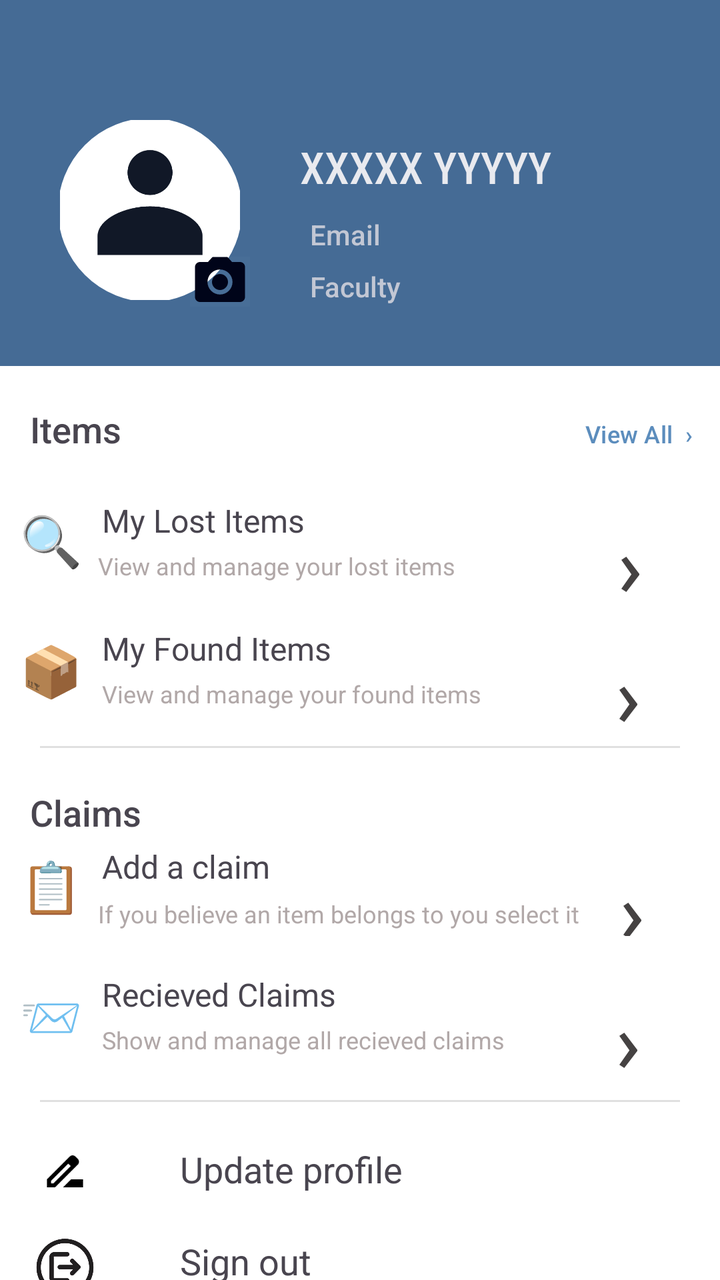
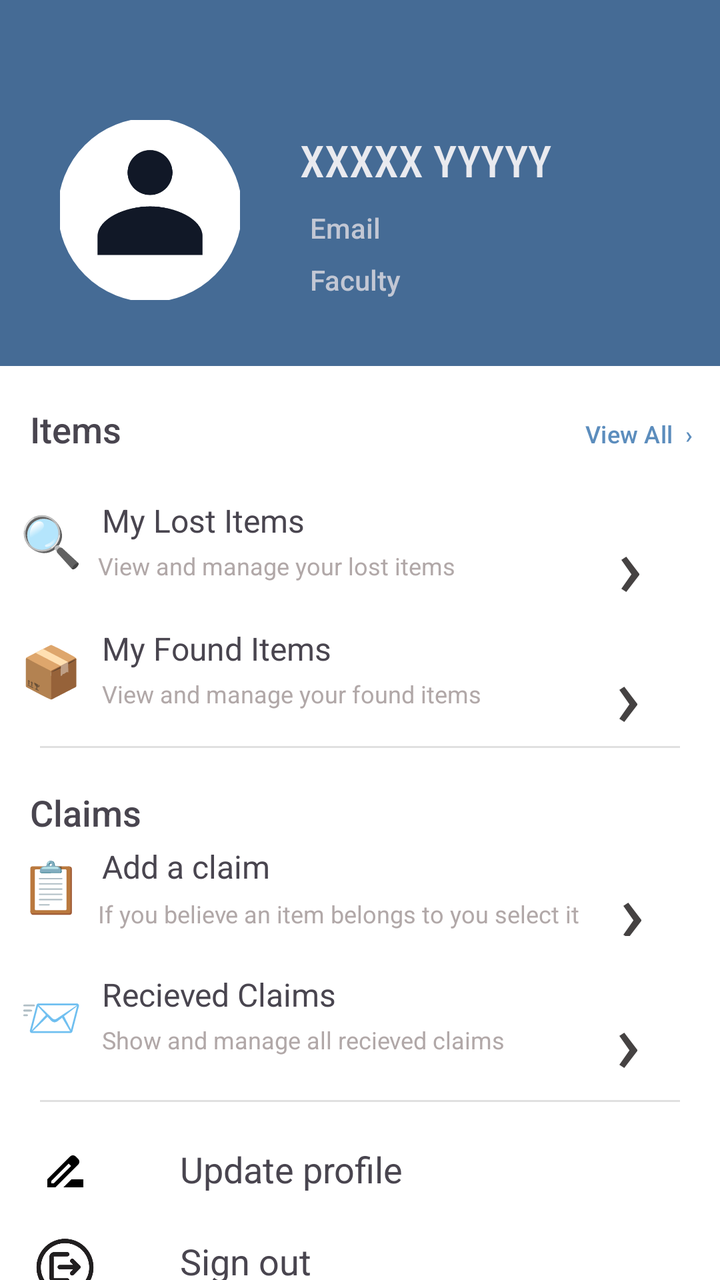

Before-and-after screenshots of an Android layout around one commit, followed by the original layout XML and the change that was made.
<!-- AndroidManifest.xml: application theme Theme.MyApplication -->
<!-- res/layout/activity_profile.xml -->
<?xml version="1.0" encoding="utf-8"?>
<LinearLayout xmlns:android="http://schemas.android.com/apk/res/android"
    xmlns:app="http://schemas.android.com/apk/res-auto"
    xmlns:tools="http://schemas.android.com/tools"
    android:id="@+id/main"
    android:layout_width="match_parent"
    android:layout_height="match_parent"
    android:background="@color/white"
    android:orientation="vertical"
    tools:context=".ProfileActivity">

    <LinearLayout
        android:layout_width="match_parent"
        android:layout_height="183dp"
        android:background="#E6315B8A"
        android:orientation="vertical"
        android:paddingTop="30dp"
        android:textAlignment="center">

        
        
        
        
        
        
        
        
        
        
        

        <com.google.android.material.imageview.ShapeableImageView
            android:id="@+id/profileImage"
            android:layout_width="90dp"
            android:layout_height="90dp"
            android:layout_marginLeft="30dp"
            android:layout_marginTop="30dp"
            android:scaleType="centerCrop"
            android:src="@drawable/profile"
            app:shapeAppearanceOverlay="@style/CircleImage"
            app:strokeColor="@color/white"
            app:strokeWidth="2dp" />

        <ImageButton
            android:id="@+id/btnProfileImg"
            android:layout_width="30dp"
            android:layout_height="25dp"
            android:layout_marginLeft="95dp"
            android:layout_marginTop="-22dp"
            android:background="#05C5E5EB"
            android:clickable="true"
            android:scaleType="centerCrop"
            app:shapeAppearanceOverlay="@style/CircleImage"
            app:srcCompat="@drawable/ic_camera_black"
            app:strokeWidth="2dp" />

        <LinearLayout
            android:layout_width="238dp"
            android:layout_height="128dp"
            android:layout_marginLeft="130dp"
            android:layout_marginTop="-100dp"
            android:orientation="vertical">


            <TextView
                android:id="@+id/tvProfName"
                android:layout_width="wrap_content"
                android:layout_height="34dp"
                android:layout_marginLeft="20dp"
                android:layout_marginTop="15dp"
                android:fontFamily="sans-serif-condensed-medium"
                android:text="XXXXX YYYYY"
                android:textColor="#E9EAEF"

                android:textSize="22dp" />

            <TextView
                android:id="@+id/tvProfEmail"
                android:layout_width="wrap_content"
                android:layout_height="wrap_content"
                android:layout_marginLeft="25dp"
                android:layout_marginTop="5dp"
                android:fontFamily="sans-serif-medium"
                android:text="Email"
                android:textColor="#FCC3C8D5"
                android:textSize="14dp" />

            <TextView
                android:id="@+id/tvProfFaculty"
                android:layout_width="wrap_content"
                android:layout_height="wrap_content"
                android:layout_marginLeft="25dp"
                android:layout_marginTop="7dp"
                android:fontFamily="sans-serif-medium"
                android:text="Faculty"
                android:textColor="#FCC3C8D5"
                android:textSize="14dp" />

        </LinearLayout>


    </LinearLayout>


    <LinearLayout
        android:layout_width="match_parent"
        android:layout_height="190dp"
        android:orientation="vertical"

        >

        <LinearLayout
            android:layout_width="match_parent"
            android:layout_height="50dp"
            android:layout_marginTop="10dp"
            android:orientation="horizontal"
            >

            <TextView
                android:id="@+id/textView5"
                android:layout_width="204dp"
                android:layout_height="35dp"
                android:layout_weight="3"
                android:fontFamily="sans-serif-medium"
                android:text="Items"
                android:paddingLeft="15dp"

                android:textSize="18dp" />

            <Button
                android:id="@+id/btn_view_all_items"
                android:layout_width="wrap_content"
                android:layout_height="wrap_content"
                android:layout_weight="1"
                android:backgroundTint="#03FFFFFF"
                android:fontFamily="sans-serif-medium"
                android:paddingRight="0dp"
                android:text="View All  ›"
                android:textColor="#5C8DBD"
                android:textSize="12dp" />


        </LinearLayout>

        <RelativeLayout
            android:layout_width="match_parent"
            android:layout_height="65dp">

            <TextView
                android:id="@+id/textView10"
                android:layout_width="wrap_content"
                android:layout_height="wrap_content"
                android:layout_marginTop="10dp"
                android:paddingLeft="10dp"
                android:text="🔍"
                android:textSize="25sp" />

            <TextView
                android:id="@+id/textView9"
                android:layout_width="wrap_content"
                android:layout_height="wrap_content"
                android:layout_alignParentBottom="true"
                android:layout_marginStart="10dp"
                android:layout_marginBottom="37dp"


                android:layout_toEndOf="@+id/textView10"
                android:text="My Lost Items"
                android:textSize="16dp" />

            <TextView
                android:id="@+id/textView11"
                android:layout_width="wrap_content"
                android:layout_height="wrap_content"
                android:layout_alignParentBottom="true"
                android:layout_marginStart="8dp"
                android:layout_marginBottom="17dp"
                android:layout_toEndOf="@+id/textView10"
                android:text="View and manage your lost items"
                android:textColor="#B1A8A8"
                android:textSize="12dp" />

            <Button
                android:id="@+id/btn_view_lost"
                android:layout_width="wrap_content"
                android:layout_height="wrap_content"

                android:layout_alignParentEnd="true"


                android:layout_alignParentBottom="true"
                android:layout_marginEnd="1dp"

                android:backgroundTint="#03FFFFFF"
                android:fontFamily="monospace"
                android:text="›"
                android:textColor="#454242"
                android:textSize="43dp" />


        </RelativeLayout>


        <RelativeLayout
            android:layout_width="match_parent"
            android:layout_height="65dp">

            <TextView
                android:id="@+id/textView12"
                android:layout_width="wrap_content"
                android:layout_height="wrap_content"
                android:layout_marginTop="10dp"
                android:paddingLeft="10dp"
                android:text="📦"
                android:textSize="25sp" />

            <TextView
                android:id="@+id/textView13"
                android:layout_width="wrap_content"
                android:layout_height="wrap_content"
                android:layout_alignParentBottom="true"
                android:layout_marginStart="10dp"
                android:layout_marginBottom="38dp"


                android:layout_toEndOf="@+id/textView12"
                android:text="My Found Items"
                android:textSize="16dp" />

            <TextView
                android:id="@+id/textView14"
                android:layout_width="wrap_content"
                android:layout_height="wrap_content"
                android:layout_alignParentBottom="true"
                android:layout_marginStart="10dp"
                android:layout_marginBottom="18dp"
                android:layout_toEndOf="@+id/textView12"
                android:text="View and manage your found items"
                android:textColor="#B1A8A8"
                android:textSize="12dp" />

            <Button
                android:id="@+id/btn_view_found"
                android:layout_width="wrap_content"
                android:layout_height="wrap_content"

                android:layout_alignParentEnd="true"
                android:layout_alignParentBottom="true"
                android:layout_marginLeft="300dp"

                android:layout_marginEnd="2dp"

                android:backgroundTint="#03FFFFFF"
                android:fontFamily="monospace"
                android:text="›"
                android:textColor="#454242"
                android:textSize="43dp" />


        </RelativeLayout>
    </LinearLayout>

    <View
        android:layout_width="match_parent"
        android:layout_height="1dp"
        android:layout_marginStart="20dp"
        android:layout_marginEnd="20dp"


        android:background="#E0E0E0" />


    <LinearLayout
        android:layout_width="match_parent"
        android:layout_height="171dp"
        android:layout_marginTop="5dp"
        android:orientation="vertical">

        <LinearLayout
            android:layout_width="match_parent"
            android:layout_height="37dp"

            android:orientation="horizontal">

            <TextView
                android:id="@+id/textView15"
                android:layout_width="204dp"
                android:layout_height="match_parent"
                android:layout_weight="3"
                android:fontFamily="sans-serif-medium"
                android:paddingLeft="15dp"
                android:paddingTop="15dp"
                android:text="Claims"
                android:textSize="18dp" />


        </LinearLayout>

        <RelativeLayout
            android:layout_width="match_parent"
            android:layout_height="65dp">

            <TextView
                android:id="@+id/textView16"
                android:layout_width="wrap_content"
                android:layout_height="wrap_content"
                android:layout_marginTop="10dp"
                android:paddingLeft="10dp"
                android:text="📋"

                android:textSize="25sp" />

            <TextView
                android:id="@+id/textView17"
                android:layout_width="wrap_content"
                android:layout_height="wrap_content"
                android:layout_alignParentBottom="true"
                android:layout_marginStart="10dp"
                android:layout_marginBottom="37dp"


                android:layout_toEndOf="@+id/textView16"
                android:text="Add a claim"
                android:textSize="16dp" />

            <TextView
                android:id="@+id/textView18"
                android:layout_width="wrap_content"
                android:layout_height="wrap_content"
                android:layout_alignParentBottom="true"
                android:layout_marginStart="8dp"
                android:layout_marginBottom="16dp"
                android:layout_toEndOf="@+id/textView16"
                android:text="If you believe an item belongs to you select it"
                android:textColor="#B1A8A8"
                android:textSize="12dp" />

            <Button
                android:id="@+id/btnAddClaim"
                android:layout_width="wrap_content"
                android:layout_height="wrap_content"

                android:layout_alignParentEnd="true"


                android:layout_alignParentBottom="true"
                android:layout_marginEnd="0dp"

                android:layout_marginBottom="3dp"
                android:backgroundTint="#03FFFFFF"
                android:fontFamily="monospace"
                android:text="›"
                android:textColor="#454242"
                android:textSize="43dp" />


        </RelativeLayout>


        <RelativeLayout
            android:layout_width="match_parent"
            android:layout_height="65dp">

            <TextView
                android:id="@+id/textView19"
                android:layout_width="wrap_content"
                android:layout_height="wrap_content"
                android:layout_marginTop="10dp"
                android:paddingLeft="10dp"
                android:text="📨"
                android:textSize="25sp" />

            <TextView
                android:id="@+id/textView20"
                android:layout_width="wrap_content"
                android:layout_height="wrap_content"
                android:layout_alignParentBottom="true"
                android:layout_marginStart="10dp"
                android:layout_marginBottom="38dp"


                android:layout_toEndOf="@+id/textView19"
                android:text="Recieved Claims"
                android:textSize="16dp" />

            <TextView
                android:id="@+id/textView21"
                android:layout_width="wrap_content"
                android:layout_height="wrap_content"
                android:layout_alignParentBottom="true"
                android:layout_marginStart="10dp"
                android:layout_marginBottom="18dp"
                android:layout_toEndOf="@+id/textView19"
                android:text="Show and manage all recieved claims"
                android:textColor="#B1A8A8"
                android:textSize="12dp" />

            <Button
                android:id="@+id/btnRecievedClaims"
                android:layout_width="wrap_content"
                android:layout_height="wrap_content"

                android:layout_alignParentEnd="true"
                android:layout_alignParentBottom="true"
                android:layout_marginLeft="300dp"

                android:layout_marginEnd="2dp"

                android:backgroundTint="#03FFFFFF"
                android:fontFamily="monospace"
                android:text="›"
                android:textColor="#454242"
                android:textSize="43dp" />


        </RelativeLayout>
    </LinearLayout>

    <View
        android:layout_width="match_parent"
        android:layout_height="1dp"
        android:layout_marginStart="20dp"
        android:layout_marginEnd="20dp"


        android:background="#E0E0E0" />

    <LinearLayout
        android:layout_width="match_parent"
        android:layout_height="match_parent"
        android:orientation="vertical"
        android:paddingTop="-20dp"
        android:gravity="center"


        >

        <RelativeLayout
            android:id="@+id/notificationsProfile"
            android:layout_width="match_parent"
            android:layout_height="50dp"
            android:layout_marginTop="-20dp"
            >

            <ImageView
                android:id="@+id/imageView2"
                android:layout_width="45dp"
                android:layout_height="wrap_content"
                android:layout_alignParentLeft="true"
                android:layout_alignParentBottom="true"
                android:layout_marginLeft="10dp"
                android:layout_marginBottom="13dp"
                app:srcCompat="@drawable/ic_notification" />

            <TextView
                android:id="@+id/textView4"
                android:layout_width="wrap_content"
                android:layout_height="wrap_content"

                android:layout_alignParentBottom="true"
                android:layout_marginStart="35dp"
                android:layout_marginRight="-4dp"
                android:layout_marginBottom="13dp"
                android:layout_toEndOf="@+id/imageView2"
                android:text="Notifications"
                android:textSize="18dp" />
            />


        </RelativeLayout>

        <RelativeLayout
            android:id="@+id/updateProfile"
            android:layout_width="match_parent"
            android:layout_height="50dp">

            <ImageView
                android:id="@+id/imageView3"
                android:layout_width="45dp"
                android:layout_height="wrap_content"
                android:layout_alignParentLeft="true"
                android:layout_alignParentBottom="true"
                android:layout_marginLeft="10dp"
                android:layout_marginBottom="13dp"
                app:srcCompat="@drawable/baseline_drive_file_rename_outline_24" />

            <TextView
                android:id="@+id/textView22"
                android:layout_width="wrap_content"
                android:layout_height="wrap_content"

                android:layout_alignParentBottom="true"
                android:layout_marginStart="35dp"
                android:layout_marginRight="-4dp"
                android:layout_marginBottom="14dp"
                android:layout_toEndOf="@+id/imageView3"
                android:text="Update profile"
                android:textSize="18dp" />
            />
        </RelativeLayout>

        <RelativeLayout
            android:id="@+id/signOutProfile"
            android:layout_width="match_parent"
            android:layout_height="50dp">

            <ImageView
                android:id="@+id/imageView4"
                android:layout_width="45dp"
                android:layout_height="wrap_content"
                android:layout_alignParentLeft="true"
                android:layout_alignParentBottom="true"
                android:layout_marginLeft="10dp"
                android:layout_marginBottom="4dp"
                app:srcCompat="@drawable/images__3__removebg_preview" />

            <TextView
                android:id="@+id/textView23"
                android:layout_width="wrap_content"
                android:layout_height="wrap_content"

                android:layout_alignParentBottom="true"
                android:layout_marginStart="35dp"
                android:layout_marginRight="-4dp"
                android:layout_marginBottom="18dp"
                android:layout_toEndOf="@+id/imageView4"
                android:text="Sign out"
                android:textSize="18dp" />
            />
        </RelativeLayout>

    </LinearLayout>


</LinearLayout>
<!-- resources referenced by this layout -->
<resources>
  <color name="white">#FFFFFFFF</color>
  <!-- drawable baseline_drive_file_rename_outline_24 (drawable) -->
  <vector xmlns:android="http://schemas.android.com/apk/res/android" android:height="24dp" android:tint="#000000" android:viewportHeight="24" android:viewportWidth="24" android:width="24dp">
        
      <path android:fillColor="@android:color/white" android:pathData="M18.41,5.8L17.2,4.59c-0.78,-0.78 -2.05,-0.78 -2.83,0l-2.68,2.68L3,15.96V20h4.04l8.74,-8.74 2.63,-2.63c0.79,-0.78 0.79,-2.05 0,-2.83zM6.21,18H5v-1.21l8.66,-8.66 1.21,1.21L6.21,18zM11,20l4,-4h6v4H11z"/>
      
  </vector>
  <!-- drawable ic_camera_black (drawable) -->
  <vector xmlns:android="http://schemas.android.com/apk/res/android" android:height="24dp" android:tint="#000419" android:viewportHeight="24" android:viewportWidth="24" android:width="24dp">
        
      <path android:fillColor="@android:color/white" android:pathData="M12,12m-3.2,0a3.2,3.2 0,1 1,6.4 0a3.2,3.2 0,1 1,-6.4 0"/>
        
      <path android:fillColor="@android:color/white" android:pathData="M9,2L7.17,4L4,4c-1.1,0 -2,0.9 -2,2v12c0,1.1 0.9,2 2,2h16c1.1,0 2,-0.9 2,-2L22,6c0,-1.1 -0.9,-2 -2,-2h-3.17L15,2L9,2zM12,17c-2.76,0 -5,-2.24 -5,-5s2.24,-5 5,-5 5,2.24 5,5 -2.24,5 -5,5z"/>
      
  </vector>
  <!-- drawable ic_notification (drawable) -->
  <vector xmlns:android="http://schemas.android.com/apk/res/android" android:height="24dp" android:tint="#000000" android:viewportHeight="24" android:viewportWidth="24" android:width="24dp">
        
      <path android:fillColor="@android:color/white" android:pathData="M12,22c1.1,0 2,-0.9 2,-2h-4c0,1.1 0.9,2 2,2zM18,16v-5c0,-3.07 -1.63,-5.64 -4.5,-6.32L13.5,4c0,-0.83 -0.67,-1.5 -1.5,-1.5s-1.5,0.67 -1.5,1.5v0.68C7.64,5.36 6,7.92 6,11v5l-2,2v1h16v-1l-2,-2zM16,17L8,17v-6c0,-2.48 1.51,-4.5 4,-4.5s4,2.02 4,4.5v6z"/>
      
  </vector>
  <!-- drawable images__3__removebg_preview: png bitmap (drawable, 79643 bytes) -->
  <!-- drawable profile: png bitmap (drawable, 13989 bytes) -->
  <style name="CircleImage">
          <item name="cornerFamily">rounded</item>
          <item name="cornerSize">50%</item>
      </style>
  <style name="Theme.MyApplication" parent="Base.Theme.MyApplication" />
  <style name="Base.Theme.MyApplication" parent="Theme.Material3.DayNight.NoActionBar">
          
          
      </style>
</resources>

<!-- the commit's change to res/layout/activity_profile.xml (unified diff, before → after) -->
@@ -17,20 +17,8 @@
         android:paddingTop="30dp"
         android:textAlignment="center">
 
-        
-        
-        
-        
-        
-        
-        
-        
-        
-        
-        
-
         <com.google.android.material.imageview.ShapeableImageView
-            android:id="@+id/profileImage"
+            android:id="@+id/UserImage"
             android:layout_width="90dp"
             android:layout_height="90dp"
             android:layout_marginLeft="30dp"
@@ -41,18 +29,6 @@
             app:strokeColor="@color/white"
             app:strokeWidth="2dp" />
 
-        <ImageButton
-            android:id="@+id/btnProfileImg"
-            android:layout_width="30dp"
-            android:layout_height="25dp"
-            android:layout_marginLeft="95dp"
-            android:layout_marginTop="-22dp"
-            android:background="#05C5E5EB"
-            android:clickable="true"
-            android:scaleType="centerCrop"
-            app:shapeAppearanceOverlay="@style/CircleImage"
-            app:srcCompat="@drawable/ic_camera_black"
-            app:strokeWidth="2dp" />
 
         <LinearLayout
             android:layout_width="238dp"
<!-- resource entries referenced after the edit -->
@@ -5,14 +5,6 @@
   <vector xmlns:android="http://schemas.android.com/apk/res/android" android:height="24dp" android:tint="#000000" android:viewportHeight="24" android:viewportWidth="24" android:width="24dp">
         
       <path android:fillColor="@android:color/white" android:pathData="M18.41,5.8L17.2,4.59c-0.78,-0.78 -2.05,-0.78 -2.83,0l-2.68,2.68L3,15.96V20h4.04l8.74,-8.74 2.63,-2.63c0.79,-0.78 0.79,-2.05 0,-2.83zM6.21,18H5v-1.21l8.66,-8.66 1.21,1.21L6.21,18zM11,20l4,-4h6v4H11z"/>
-      
-  </vector>
-  <!-- drawable ic_camera_black (drawable) -->
-  <vector xmlns:android="http://schemas.android.com/apk/res/android" android:height="24dp" android:tint="#000419" android:viewportHeight="24" android:viewportWidth="24" android:width="24dp">
-        
-      <path android:fillColor="@android:color/white" android:pathData="M12,12m-3.2,0a3.2,3.2 0,1 1,6.4 0a3.2,3.2 0,1 1,-6.4 0"/>
-        
-      <path android:fillColor="@android:color/white" android:pathData="M9,2L7.17,4L4,4c-1.1,0 -2,0.9 -2,2v12c0,1.1 0.9,2 2,2h16c1.1,0 2,-0.9 2,-2L22,6c0,-1.1 -0.9,-2 -2,-2h-3.17L15,2L9,2zM12,17c-2.76,0 -5,-2.24 -5,-5s2.24,-5 5,-5 5,2.24 5,5 -2.24,5 -5,5z"/>
       
   </vector>
   <!-- drawable ic_notification (drawable) -->
